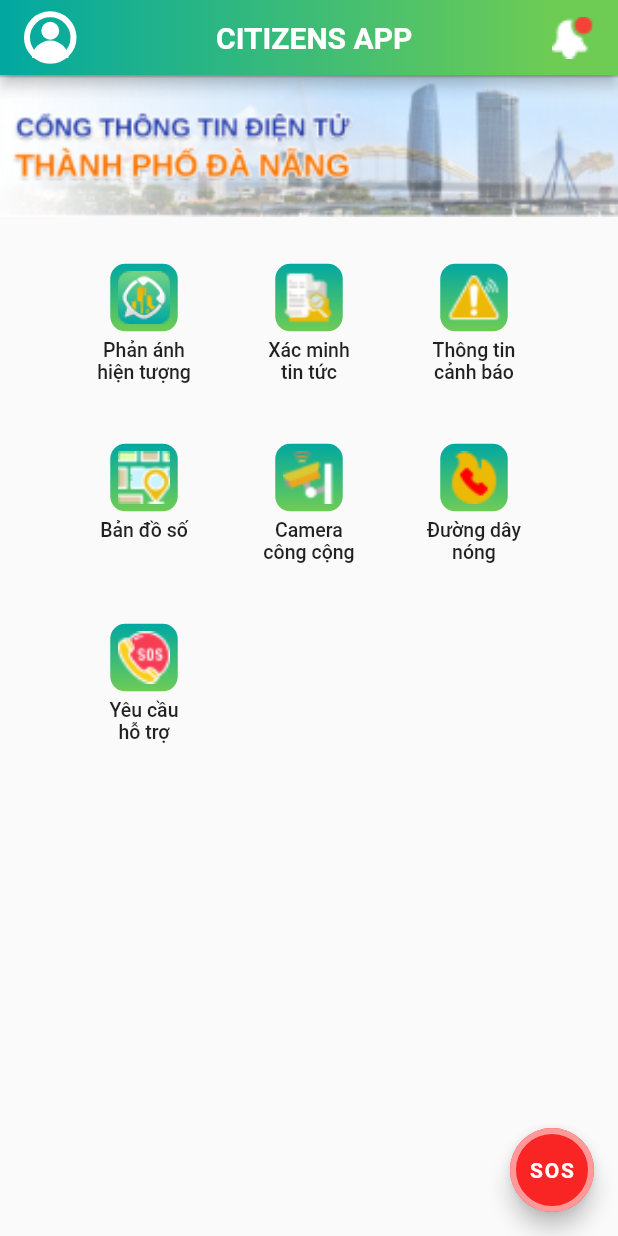
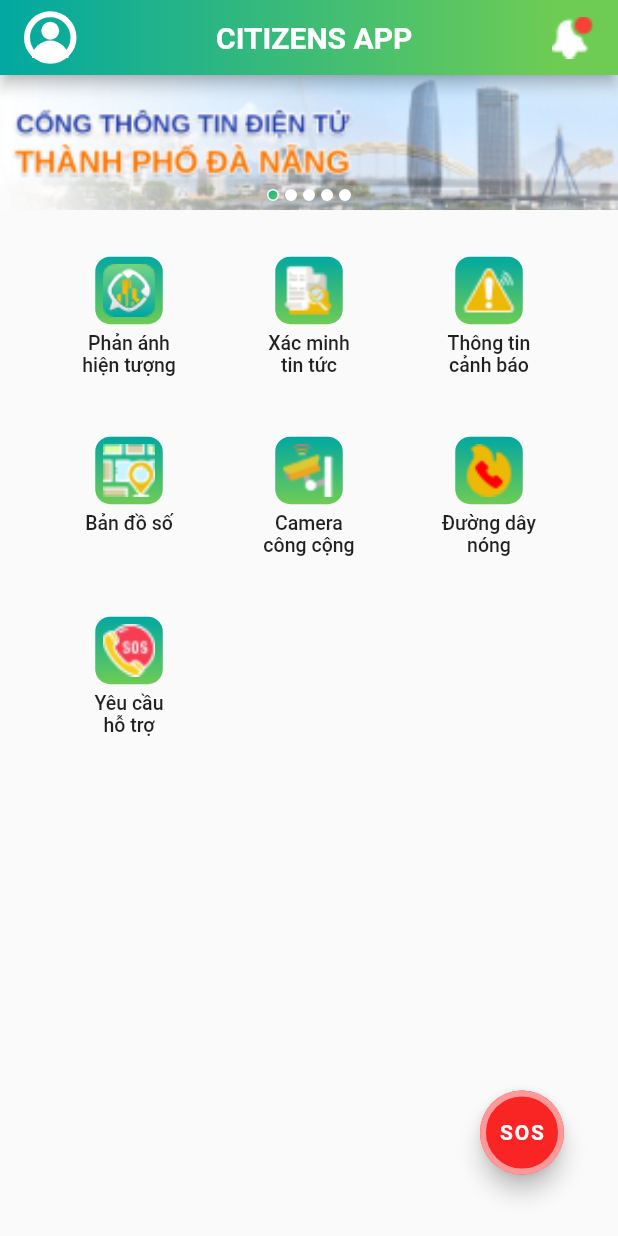
Before and after one commit to gympro159/citizens, a Flutter app: the screen it shows after launch, on a phone screen of 412 x 824 dp. Run offline on Flutter 3.47's test engine with Material 2 defaults, Android fonts, the phone set to English and light mode, and no system bars; drawn by our look-alikes of carousel_slider; our stand-ins replace shimmer, webview_flutter.

Commit message:
27/11 12:00

```diff
--- a/lib/screens/homeScreen.dart
+++ b/lib/screens/homeScreen.dart
@@ -4,14 +4,22 @@ import 'package:citizens/screens/reactPhenomena/reactPhenomenaScreen.dart';
 import 'package:citizens/screens/verifyNews/verifyNewsScreen.dart';
 import 'package:citizens/screens/warningInfoScreens/warningInfoMenuScreen.dart';
 import 'package:flutter/material.dart';
+import 'package:carousel_slider/carousel_slider.dart';
 import '../widgets/appBar/appBar.dart';
 import '../widgets/home/buttomElement.dart';
 import 'hotLineScreens/hotLineScreen.dart';
 import 'supportedRequireScreens/supportedRequireTab.dart';
 
-class HomeScreen extends StatelessWidget {
-  HomeScreen({this.title});
+class HomeScreen extends StatefulWidget {
+  HomeScreen({Key key, this.title}) : super(key: key);
+
   final String title;
+
+  @override
+  _HomeScreenState createState() => _HomeScreenState();
+}
+
+class _HomeScreenState extends State<HomeScreen> {
   final int blueColor = 0xff01A8A1, greenColor = 0xff6ECC54;
   final imageButtons = [
     'lib/assets/images/iconsHome/react.png',
@@ -41,6 +49,15 @@ class HomeScreen extends StatelessWidget {
     SupportedRequireTab()
   ];
 
+  final carouselImages = [
+    'lib/assets/images/brand.png',
+    'lib/assets/images/brand.png',
+    'lib/assets/images/brand.png',
+    'lib/assets/images/brand.png',
+    'lib/assets/images/brand.png',
+  ];
+  int _currentImage = 0;
+
   void handleNavigation(context, page) =>
       Navigator.push(context, MaterialPageRoute(builder: (context) => page));
 
@@ -48,20 +65,78 @@ class HomeScreen extends StatelessWidget {
   Widget build(BuildContext context) {
     return Scaffold(
       resizeToAvoidBottomPadding: false,
-      appBar: GradientAppBarHome(title: title),
+      appBar: GradientAppBarHome(title: widget.title),
       body: Center(
         child: Column(
           mainAxisAlignment: MainAxisAlignment.start,
           children: <Widget>[
-            Image.asset(
-              'lib/assets/images/brand.png',
+            Stack(
+              children: [
+                CarouselSlider(
+                  options: CarouselOptions(
+                      height: 90,
+                      //aspectRatio: 16 / 9,
+                      viewportFraction: 1.0,
+                      initialPage: 0,
+                      enableInfiniteScroll: true,
+                      //reverse: false,
+                      autoPlay: true,
+                      autoPlayInterval: Duration(seconds: 3),
+                      autoPlayAnimationDuration: Duration(milliseconds: 800),
+                      pauseAutoPlayOnTouch: true,
+                      autoPlayCurve: Curves.fastOutSlowIn,
+                      enlargeCenterPage: false,
+                      scrollDirection: Axis.horizontal,
+                      onPageChanged: (index, reason) {
+                        setState(() {
+                          _currentImage = index;
+                        });
+                      }),
+                  items: carouselImages.map((value) {
+                    return Image.asset(
+                      value,
                       width: double.infinity,
                       fit: BoxFit.fitWidth,
+                    );
+                  }).toList(),
+                ),
+                Positioned.fill(
+                    child: Align(
+                        alignment: Alignment.bottomCenter,
+                        child: Row(
+                          mainAxisAlignment: MainAxisAlignment.center,
+                          children: carouselImages.asMap().entries.map((url) {
+                            int index = url.key;
+                            return Container(
+                              width: 8.0,
+                              height: 8.0,
+                              margin: EdgeInsets.symmetric(
+                                  vertical: 6.0, horizontal: 2.0),
+                              decoration: BoxDecoration(
+                                  shape: BoxShape.circle,
+                                  border:
+                                      Border.all(width: 1, color: Colors.white),
+                                  gradient: LinearGradient(
+                                      begin: Alignment.topLeft,
+                                      end: Alignment.bottomRight,
+                                      colors: _currentImage == index
+                                          ? [
+                                              Color(0xff01A8A1),
+                                              Color(0xff6ECC54)
+                                            ]
+                                          : [
+                                              Colors.white,
+                                              Colors.white,
+                                            ])),
+                            );
+                          }).toList(),
+                        )))
+              ],
             ),
             Padding(padding: const EdgeInsets.only(top: 30.15)),
             Wrap(
               direction: Axis.horizontal,
-              spacing: 10.0,
+              spacing: 20.0,
               runSpacing: 20.0,
               children: <Widget>[
                 for (var i = 0; i < titleButtons.length; i++)
@@ -75,7 +150,9 @@ class HomeScreen extends StatelessWidget {
           ],
         ),
       ),
-      floatingActionButton: FloatingActionButton(
+      floatingActionButton: Padding(
+        padding: const EdgeInsets.fromLTRB(0.0, 0.0, 20.0, 25.0),
+        child: FloatingActionButton(
           onPressed: () => handleNavigation(context, SupportedRequireTab()),
           tooltip: 'sos',
           foregroundColor: Colors.white,
@@ -88,6 +165,7 @@ class HomeScreen extends StatelessWidget {
               borderRadius: BorderRadius.all(Radius.circular(40)),
               side: BorderSide(width: 4.0, color: Color(0xffFF9898))),
         ),
+      ),
     );
   }
 }
--- a/pubspec.yaml
+++ b/pubspec.yaml
@@ -32,6 +32,7 @@ dependencies:
   http: ^0.12.2
   shimmer: ^1.1.2
   webview_flutter: ^1.0.7
+  carousel_slider: ^2.3.1
   bloc: ^6.1.0
 
 dev_dependencies:
```
Also changed, not shown: lib/screens/warningInfoScreens/warningInfoMenuScreen.dart (+4 -4 lines), lib/widgets/appBar/appBar.dart (+13 -2 lines), lib/widgets/warningInfoMenu/warningInfoCard.dart (+11 -7 lines), pubspec.lock. Lines whose indentation alone changed are shown as unchanged.
